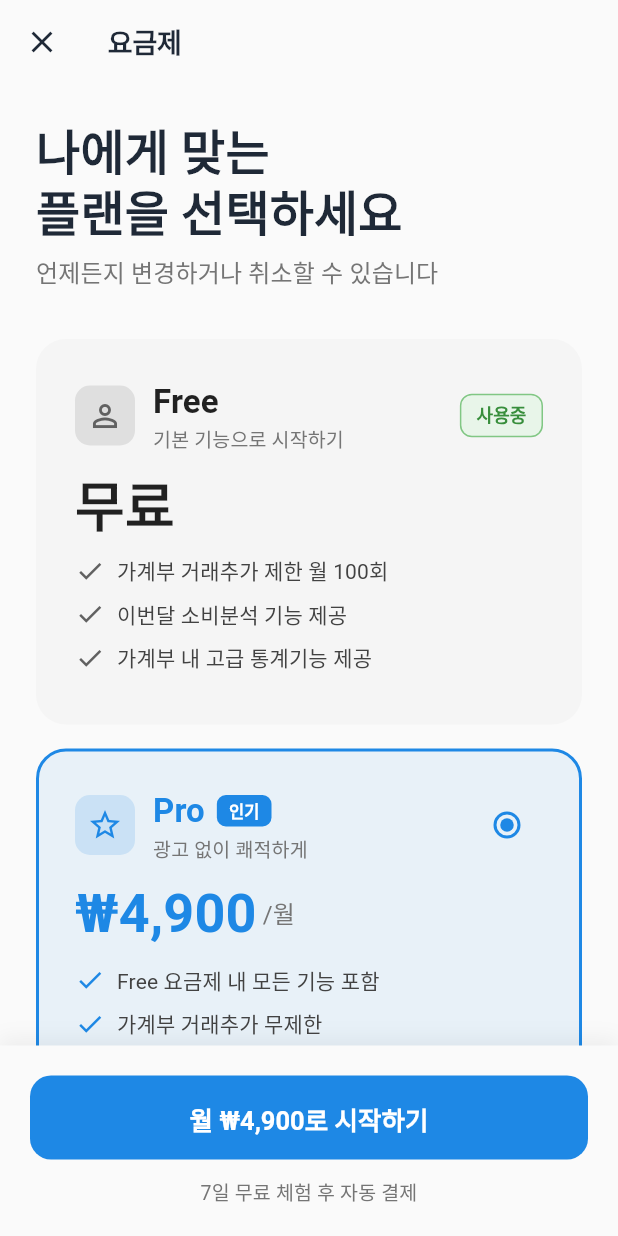
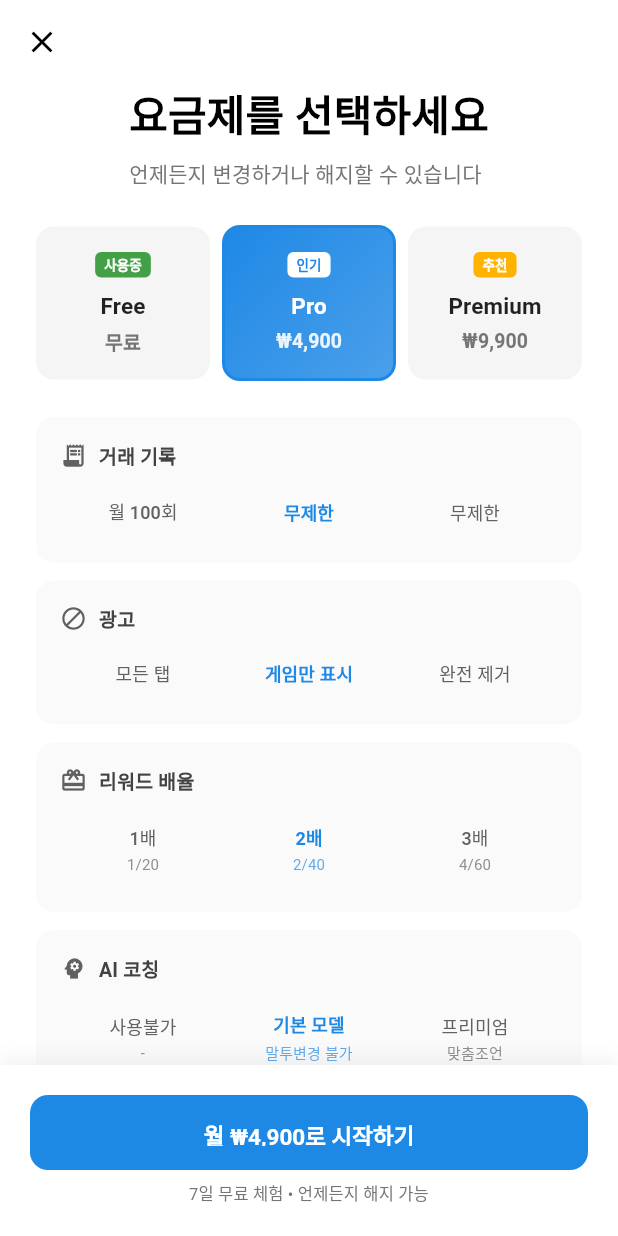
Before and after one commit to dlworua/money_app, a Flutter app: the SubscriptionPage screen opened directly, on a phone screen of 412 x 824 dp. Run offline on Flutter 3.47's test engine with Material 3 defaults, Android fonts, the phone set to English and light mode, and no system bars; our stand-ins replace auto_size_text, flutter_riverpod, flutter_svg, google_mobile_ads, google_sign_in, in_app_purchase and 3 more; accounts and stored records are empty; network calls fail; Roboto replaces fonts that are missing (SF Pro Display).

Commit message:
style: 요금제 페이지를 넷플릭스 스타일로 재디자인
- 상단 3개 탭으로 간결하게 요금제 선택
- 세로 스크롤 형식으로 기능 비교표 배치
- 각 기능별로 3개 플랜 비교를 한 행에 표시
- 아이콘과 텍스트 크기 최적화 (투박함 제거)
- 선택된 플랜에 그라데이션 효과 적용
- 하단에 선택된 플랜 요약 표시
- 더 작고 깔끔한 폰트 사이즈 적용

```diff
--- a/lib/presentation/views/subscription_page.dart
+++ b/lib/presentation/views/subscription_page.dart
@@ -3,9 +3,8 @@ import 'package:flutter_riverpod/flutter_riverpod.dart';
 
 import '../../data/models/subscription_tier.dart';
 import '../viewmodels/providers.dart';
-import '../../core/theme/app_theme.dart';
 
-/// 요금제 선택 페이지 (Claude 앱 스타일)
+/// 요금제 선택 페이지 (넷플릭스 스타일)
 class SubscriptionPage extends ConsumerStatefulWidget {
   const SubscriptionPage({super.key});
 
@@ -24,96 +23,96 @@ class _SubscriptionPageState extends ConsumerState<SubscriptionPage> {
         : SubscriptionTier.free;
 
     return Scaffold(
-      backgroundColor: Theme.of(context).scaffoldBackgroundColor,
-      body: CustomScrollView(
-        slivers: [
-          // 앱바
-          SliverAppBar(
-            expandedHeight: 0,
-            pinned: true,
-            backgroundColor: Theme.of(context).scaffoldBackgroundColor,
+      backgroundColor: Colors.white,
+      appBar: AppBar(
+        backgroundColor: Colors.white,
         elevation: 0,
         leading: IconButton(
-              icon: const Icon(Icons.close),
+          icon: const Icon(Icons.close, color: Colors.black),
           onPressed: () => Navigator.pop(context),
         ),
-            title: const Text(
-              '요금제',
-              style: TextStyle(
-                fontSize: 18,
-                fontWeight: FontWeight.w600,
       ),
-            ),
-          ),
-
-          // 컨텐츠
-          SliverToBoxAdapter(
-            child: Padding(
-              padding: const EdgeInsets.all(24.0),
+      body: Column(
+        children: [
+          // 헤더
+          Padding(
+            padding: const EdgeInsets.fromLTRB(24, 0, 24, 24),
             child: Column(
               crossAxisAlignment: CrossAxisAlignment.start,
               children: [
-                  // 헤더 텍스트
                 const Text(
-                    '나에게 맞는\n플랜을 선택하세요',
+                  '요금제를 선택하세요',
                   style: TextStyle(
-                      fontSize: 32,
+                    fontSize: 28,
                     fontWeight: FontWeight.bold,
-                      height: 1.2,
+                    color: Colors.black,
                   ),
                 ),
                 const SizedBox(height: 8),
                 Text(
-                    '언제든지 변경하거나 취소할 수 있습니다',
+                  '언제든지 변경하거나 해지할 수 있습니다',
                   style: TextStyle(
-                      fontSize: 16,
+                    fontSize: 14,
                     color: Colors.grey[600],
                   ),
                 ),
-                  const SizedBox(height: 32),
+              ],
+            ),
+          ),
 
-                  // 요금제 카드들
-                  _buildPlanCard(
+          // 요금제 탭
+          Padding(
+            padding: const EdgeInsets.symmetric(horizontal: 24),
+            child: Row(
+              children: [
+                Expanded(
+                  child: _buildPlanTab(
                     tier: SubscriptionTier.free,
                     index: 0,
                     isCurrentPlan: currentTier == SubscriptionTier.free,
                   ),
-                  const SizedBox(height: 16),
-
-                  _buildPlanCard(
+                ),
+                const SizedBox(width: 8),
+                Expanded(
+                  child: _buildPlanTab(
                     tier: SubscriptionTier.pro,
                     index: 1,
                     isCurrentPlan: currentTier == SubscriptionTier.pro,
                     badge: '인기',
                   ),
-                  const SizedBox(height: 16),
-
-                  _buildPlanCard(
+                ),
+                const SizedBox(width: 8),
+                Expanded(
+                  child: _buildPlanTab(
                     tier: SubscriptionTier.premium,
                     index: 2,
                     isCurrentPlan: currentTier == SubscriptionTier.premium,
                     badge: '추천',
                   ),
-                  const SizedBox(height: 32),
-
-                  // 기능 비교표
-                  _buildComparisonTable(),
-
-                  const SizedBox(height: 100), // 하단 버튼 공간
+                ),
               ],
             ),
           ),
+
+          const SizedBox(height: 24),
+
+          // 기능 비교표
+          Expanded(
+            child: SingleChildScrollView(
+              padding: const EdgeInsets.symmetric(horizontal: 24),
+              child: _buildComparisonTable(),
             ),
+          ),
+
+          // 하단 버튼
+          _buildBottomBar(context, currentTier),
         ],
       ),
-
-      // 하단 고정 버튼
-      bottomNavigationBar: _buildBottomBar(context, currentTier),
     );
   }
 
-  /// 요금제 카드
-  Widget _buildPlanCard({
+  /// 요금제 탭
+  Widget _buildPlanTab({
     required SubscriptionTier tier,
     required int index,
     required bool isCurrentPlan,
@@ -124,165 +123,199 @@ class _SubscriptionPageState extends ConsumerState<SubscriptionPage> {
 
     return GestureDetector(
       onTap: () => setState(() => _selectedPlanIndex = index),
-      child: AnimatedContainer(
-        duration: const Duration(milliseconds: 200),
-        padding: const EdgeInsets.all(24),
+      child: Container(
+        padding: const EdgeInsets.symmetric(vertical: 16, horizontal: 12),
         decoration: BoxDecoration(
-          color: isSelected
-              ? baseColor.withValues(alpha: 0.08)
-              : Colors.grey[100],
-          borderRadius: BorderRadius.circular(20),
+          gradient: isSelected
+              ? LinearGradient(
+                  colors: [baseColor, baseColor.withOpacity(0.8)],
+                  begin: Alignment.topLeft,
+                  end: Alignment.bottomRight,
+                )
+              : null,
+          color: isSelected ? null : Colors.grey[100],
+          borderRadius: BorderRadius.circular(12),
+          border: isSelected
+              ? Border.all(color: baseColor, width: 2)
+              : Border.all(color: Colors.transparent),
+        ),
+        child: Column(
+          children: [
+            if (badge != null && !isCurrentPlan)
+              Container(
+                padding: const EdgeInsets.symmetric(horizontal: 6, vertical: 2),
+                decoration: BoxDecoration(
+                  color: isSelected ? Colors.white : baseColor,
+                  borderRadius: BorderRadius.circular(4),
+                ),
+                child: Text(
+                  badge,
+                  style: TextStyle(
+                    fontSize: 9,
+                    fontWeight: FontWeight.bold,
+                    color: isSelected ? baseColor : Colors.white,
+                  ),
+                ),
+              )
+            else if (isCurrentPlan)
+              Container(
+                padding: const EdgeInsets.symmetric(horizontal: 6, vertical: 2),
+                decoration: BoxDecoration(
+                  color: isSelected ? Colors.white : Colors.green[600],
+                  borderRadius: BorderRadius.circular(4),
+                ),
+                child: Text(
+                  '사용중',
+                  style: TextStyle(
+                    fontSize: 9,
+                    fontWeight: FontWeight.bold,
+                    color: isSelected ? Colors.green[600] : Colors.white,
+                  ),
+                ),
+              )
+            else
+              const SizedBox(height: 16),
+            const SizedBox(height: 8),
+            Text(
+              tier.displayName,
+              style: TextStyle(
+                fontSize: 15,
+                fontWeight: FontWeight.bold,
+                color: isSelected ? Colors.white : Colors.black87,
+              ),
+            ),
+            const SizedBox(height: 4),
+            Text(
+              tier.price == 0 ? '무료' : '₩${_formatPrice(tier.price)}',
+              style: TextStyle(
+                fontSize: 13,
+                fontWeight: FontWeight.w600,
+                color: isSelected ? Colors.white.withValues(alpha: 0.9) : Colors.grey[600],
+              ),
+            ),
+          ],
+        ),
+      ),
+    );
+  }
+
+  /// 기능 비교표 (넷플릭스 스타일)
+  Widget _buildComparisonTable() {
+    final selectedTier = SubscriptionTier.values[_selectedPlanIndex];
+
+    return Column(
+      children: [
+        // 거래 기록
+        _buildFeatureRow(
+          icon: Icons.receipt_long,
+          title: '거래 기록',
+          values: ['월 100회', '무제한', '무제한'],
+        ),
+
+        // 광고
+        _buildFeatureRow(
+          icon: Icons.block,
+          title: '광고',
+          values: ['모든 탭', '게임만 표시', '완전 제거'],
+        ),
+
+        // 리워드
+        _buildFeatureRow(
+          icon: Icons.card_giftcard,
+          title: '리워드 배율',
+          values: ['1배', '2배', '3배'],
+          details: ['1/20', '2/40', '4/60'],
+        ),
+
+        // AI 코칭
+        _buildFeatureRow(
+          icon: Icons.psychology,
+          title: 'AI 코칭',
+          values: ['사용불가', '기본 모델', '프리미엄'],
+          details: ['-', '말투변경 불가', '맞춤조언'],
+        ),
+
+        // 예산/목표
+        _buildFeatureRow(
+          icon: Icons.savings,
+          title: '예산 및 절약목표',
+          values: ['각 10회', '각 50회', '무제한'],
+        ),
+
+        // 게임 티켓
+        _buildFeatureRow(
+          icon: Icons.confirmation_number,
+          title: '게임 티켓 대기',
+          values: ['30분', '30분', '5분'],
+        ),
+
+        // 소비 분석
+        _buildFeatureRow(
+          icon: Icons.analytics,
+          title: '이번달 소비분석',
+          values: ['가능', '가능', '가능'],
+        ),
+
+        // 고급 통계
+        _buildFeatureRow(
+          icon: Icons.bar_chart,
+          title: '고급 통계',
+          values: ['가능', '가능', '가능'],
+        ),
+
+        const SizedBox(height: 20),
+
+        // 선택된 플랜 요약
+        Container(
+          padding: const EdgeInsets.all(20),
+          decoration: BoxDecoration(
+            color: _getPrimaryColor(selectedTier).withOpacity(0.1),
+            borderRadius: BorderRadius.circular(16),
             border: Border.all(
-            color: isSelected ? baseColor : Colors.transparent,
-            width: 2,
+              color: _getPrimaryColor(selectedTier).withOpacity(0.3),
             ),
           ),
           child: Column(
             crossAxisAlignment: CrossAxisAlignment.start,
             children: [
-            // 헤더
               Row(
                 children: [
-                Container(
-                  padding: const EdgeInsets.all(8),
-                  decoration: BoxDecoration(
-                    color: baseColor.withValues(alpha: 0.15),
-                    borderRadius: BorderRadius.circular(10),
-                  ),
-                  child: Icon(
-                    _getTierIcon(tier),
-                    color: baseColor,
+                  Icon(
+                    _getTierIcon(selectedTier),
+                    color: _getPrimaryColor(selectedTier),
                     size: 24,
                   ),
-                ),
-                const SizedBox(width: 12),
-                Expanded(
-                  child: Column(
-                    crossAxisAlignment: CrossAxisAlignment.start,
-                    children: [
-                      Row(
-                        children: [
+                  const SizedBox(width: 8),
                   Text(
-                            tier.displayName,
+                    '${selectedTier.displayName} 플랜',
                     style: TextStyle(
-                              fontSize: 22,
+                      fontSize: 16,
                       fontWeight: FontWeight.bold,
-                              color: isSelected ? baseColor : Colors.black87,
-                            ),
-                          ),
-                          const SizedBox(width: 8),
-                          if (badge != null && !isCurrentPlan)
-                            Container(
-                              padding: const EdgeInsets.symmetric(
-                                horizontal: 8,
-                                vertical: 3,
-                              ),
-                              decoration: BoxDecoration(
-                                color: baseColor,
-                                borderRadius: BorderRadius.circular(6),
-                              ),
-                              child: Text(
-                                badge,
-                                style: const TextStyle(
-                                  fontSize: 11,
-                                  fontWeight: FontWeight.w600,
-                                  color: Colors.white,
-                                ),
+                      color: _getPrimaryColor(selectedTier),
                     ),
                   ),
                 ],
               ),
-                      Text(
-                        tier.description,
-                        style: TextStyle(
-                          fontSize: 13,
-                          color: Colors.grey[600],
-                        ),
-                      ),
-                    ],
-                  ),
-                ),
-                if (isCurrentPlan)
-                  Container(
-                    padding: const EdgeInsets.symmetric(
-                      horizontal: 10,
-                      vertical: 5,
-                    ),
-                    decoration: BoxDecoration(
-                      color: Colors.green[50],
-                      border: Border.all(color: Colors.green[300]!),
-                      borderRadius: BorderRadius.circular(8),
-                    ),
-                    child: Text(
-                      '사용중',
-                      style: TextStyle(
-                        fontSize: 12,
-                        fontWeight: FontWeight.w600,
-                        color: Colors.green[700],
-                      ),
-                    ),
-                  )
-                else
-                  Radio<int>(
-                    value: index,
-                    groupValue: _selectedPlanIndex,
-                    onChanged: (value) {
-                      if (value != null) {
-                        setState(() => _selectedPlanIndex = value);
-                      }
-                    },
-                    activeColor: baseColor,
-                  ),
-              ],
-            ),
-            const SizedBox(height: 16),
-
-            // 가격
-            Row(
-              crossAxisAlignment: CrossAxisAlignment.end,
-              children: [
-                Text(
-                  tier.price == 0 ? '무료' : '₩${_formatPrice(tier.price)}',
-                  style: TextStyle(
-                    fontSize: 36,
-                    fontWeight: FontWeight.bold,
-                    color: isSelected ? baseColor : Colors.black87,
-                    height: 1.0,
-                  ),
-                ),
-                if (tier.price > 0)
-                  Padding(
-                    padding: const EdgeInsets.only(bottom: 6, left: 4),
-                    child: Text(
-                      '/월',
-                      style: TextStyle(
-                        fontSize: 16,
-                        color: Colors.grey[600],
-                      ),
-                    ),
-                  ),
-              ],
-            ),
-            const SizedBox(height: 16),
-
-            // 주요 특징 (최대 3개)
-            ...tier.features.take(3).map(
+              const SizedBox(height: 12),
+              ...selectedTier.features.map(
                 (feature) => Padding(
-                    padding: const EdgeInsets.only(bottom: 8),
+                  padding: const EdgeInsets.only(bottom: 6),
                   child: Row(
+                    crossAxisAlignment: CrossAxisAlignment.start,
                     children: [
                       Icon(
                         Icons.check,
-                          color: baseColor,
-                          size: 20,
+                        size: 16,
+                        color: _getPrimaryColor(selectedTier),
                       ),
                       const SizedBox(width: 8),
                       Expanded(
                         child: Text(
                           feature,
                           style: TextStyle(
-                              fontSize: 14,
+                            fontSize: 12,
                             color: Colors.grey[800],
+                            height: 1.4,
                           ),
                         ),
                       ),
@@ -293,123 +326,94 @@ class _SubscriptionPageState extends ConsumerState<SubscriptionPage> {
             ],
           ),
         ),
+      ],
     );
   }
 
-  /// 기능 비교표
-  Widget _buildComparisonTable() {
+  /// 기능 행
+  Widget _buildFeatureRow({
+    required IconData icon,
+    required String title,
+    required List<String> values,
+    List<String>? details,
+  }) {
     return Container(
-      padding: const EdgeInsets.all(20),
+      margin: const EdgeInsets.only(bottom: 12),
+      padding: const EdgeInsets.all(16),
       decoration: BoxDecoration(
         color: Colors.grey[50],
-        borderRadius: BorderRadius.circular(16),
-        border: Border.all(color: Colors.grey[200]!),
+        borderRadius: BorderRadius.circular(12),
       ),
       child: Column(
         crossAxisAlignment: CrossAxisAlignment.start,
         children: [
-          const Text(
-            '기능 비교',
+          Row(
+            children: [
+              Icon(icon, size: 18, color: Colors.grey[700]),
+              const SizedBox(width: 8),
+              Text(
+                title,
                 style: TextStyle(
-              fontSize: 20,
-              fontWeight: FontWeight.bold,
+                  fontSize: 13,
+                  fontWeight: FontWeight.w600,
+                  color: Colors.grey[800],
                 ),
               ),
-          const SizedBox(height: 16),
-
-          // 기능별 비교
-          _buildComparisonRow(
-            '거래 기록',
-            ['월 100회', '무제한', '무제한'],
+            ],
           ),
-          _buildComparisonRow(
-            '광고',
-            ['모든 탭', '게임만', '완전 제거'],
+          const SizedBox(height: 12),
+          Row(
+            children: List.generate(
+              3,
+              (index) => Expanded(
+                child: _buildFeatureValue(
+                  values[index],
+                  details?[index],
+                  SubscriptionTier.values[index],
+                  _selectedPlanIndex == index,
                 ),
-          _buildComparisonRow(
-            '리워드 배율',
-            ['1배 (1/20)', '2배 (2/40)', '3배 (4/60)'],
               ),
-          _buildComparisonRow(
-            'AI 코칭',
-            ['사용불가', '기본 모델', '프리미엄'],
             ),
-          _buildComparisonRow(
-            '예산/목표',
-            ['각 10회', '각 50회', '무제한'],
-          ),
-          _buildComparisonRow(
-            '게임 티켓',
-            ['30분', '30분', '5분'],
           ),
         ],
       ),
     );
   }
 
-  /// 비교 행
-  Widget _buildComparisonRow(String feature, List<String> values) {
-    return Padding(
-      padding: const EdgeInsets.only(bottom: 12),
+  /// 기능 값
+  Widget _buildFeatureValue(
+    String value,
+    String? detail,
+    SubscriptionTier tier,
+    bool isSelected,
+  ) {
+    final color = isSelected ? _getPrimaryColor(tier) : Colors.grey[700]!;
+
+    return Container(
+      padding: const EdgeInsets.symmetric(vertical: 8, horizontal: 4),
       child: Column(
-        crossAxisAlignment: CrossAxisAlignment.start,
         children: [
           Text(
-            feature,
-            style: const TextStyle(
-              fontSize: 14,
-              fontWeight: FontWeight.w600,
-              color: Colors.black87,
+            value,
+            style: TextStyle(
+              fontSize: 12,
+              fontWeight: isSelected ? FontWeight.bold : FontWeight.w500,
+              color: color,
             ),
+            textAlign: TextAlign.center,
           ),
-          const SizedBox(height: 8),
-          Row(
-            children: [
-              Expanded(
-                child: _buildComparisonCell(
-                  values[0],
-                  SubscriptionTier.free,
+          if (detail != null) ...[
+            const SizedBox(height: 2),
+            Text(
+              detail,
+              style: TextStyle(
+                fontSize: 10,
+                color: color.withOpacity(0.7),
               ),
-              ),
-              const SizedBox(width: 8),
-              Expanded(
-                child: _buildComparisonCell(
-                  values[1],
-                  SubscriptionTier.pro,
-                ),
-              ),
-              const SizedBox(width: 8),
-              Expanded(
-                child: _buildComparisonCell(
-                  values[2],
-                  SubscriptionTier.premium,
-                ),
+              textAlign: TextAlign.center,
             ),
           ],
-          ),
-          const SizedBox(height: 8),
-          Divider(color: Colors.grey[300]),
         ],
-      ),
-    );
-  }
-
-  /// 비교 셀
-  Widget _buildComparisonCell(String text, SubscriptionTier tier) {
-    return Container(
-      padding: const EdgeInsets.symmetric(vertical: 8, horizontal: 12),
-      decoration: BoxDecoration(
-        color: Colors.white,
-        borderRadius: BorderRadius.circular(8),
-        border: Border.all(color: Colors.grey[300]!),
-      ),
-      child: Text(
-        text,
-        style: TextStyle(
-          fontSize: 12,
-          color: Colors.grey[700],
-        ),
-        textAlign: TextAlign.center,
       ),
     );
   }
@@ -422,10 +426,10 @@ class _SubscriptionPageState extends ConsumerState<SubscriptionPage> {
     return Container(
       padding: const EdgeInsets.all(20),
       decoration: BoxDecoration(
-        color: Theme.of(context).scaffoldBackgroundColor,
+        color: Colors.white,
         boxShadow: [
           BoxShadow(
-            color: Colors.black.withValues(alpha: 0.05),
+            color: Colors.black.withOpacity(0.05),
             blurRadius: 10,
             offset: const Offset(0, -5),
           ),
@@ -438,14 +442,14 @@ class _SubscriptionPageState extends ConsumerState<SubscriptionPage> {
             if (!isCurrentPlan) ...[
               SizedBox(
                 width: double.infinity,
-                height: 56,
+                height: 50,
                 child: ElevatedButton(
                   onPressed: () => _handleSubscribe(context),
                   style: ElevatedButton.styleFrom(
                     backgroundColor: _getPrimaryColor(selectedTier),
                     foregroundColor: Colors.white,
                     shape: RoundedRectangleBorder(
-                      borderRadius: BorderRadius.circular(14),
+                      borderRadius: BorderRadius.circular(12),
                     ),
                     elevation: 0,
                   ),
@@ -454,18 +458,18 @@ class _SubscriptionPageState extends ConsumerState<SubscriptionPage> {
                         ? 'Free 플랜으로 변경'
                         : '월 ₩${_formatPrice(selectedTier.price)}로 시작하기',
                     style: const TextStyle(
-                      fontSize: 17,
+                      fontSize: 15,
                       fontWeight: FontWeight.w600,
                     ),
                   ),
                 ),
               ),
               if (selectedTier.price > 0) ...[
-                const SizedBox(height: 12),
+                const SizedBox(height: 8),
                 Text(
-                  '7일 무료 체험 후 자동 결제',
+                  '7일 무료 체험 • 언제든지 해지 가능',
                   style: TextStyle(
-                    fontSize: 13,
+                    fontSize: 11,
                     color: Colors.grey[600],
                   ),
                   textAlign: TextAlign.center,
@@ -474,21 +478,21 @@ class _SubscriptionPageState extends ConsumerState<SubscriptionPage> {
             ] else ...[
               Container(
                 width: double.infinity,
-                padding: const EdgeInsets.all(16),
+                padding: const EdgeInsets.all(14),
                 decoration: BoxDecoration(
                   color: Colors.green[50],
-                  borderRadius: BorderRadius.circular(14),
+                  borderRadius: BorderRadius.circular(12),
                   border: Border.all(color: Colors.green[200]!),
                 ),
                 child: Row(
                   mainAxisAlignment: MainAxisAlignment.center,
                   children: [
-                    Icon(Icons.check_circle, color: Colors.green[600]),
-                    const SizedBox(width: 12),
+                    Icon(Icons.check_circle, color: Colors.green[600], size: 20),
+                    const SizedBox(width: 8),
                     Text(
                       '현재 사용 중인 플랜입니다',
                       style: TextStyle(
-                        fontSize: 15,
+                        fontSize: 13,
                         color: Colors.green[900],
                         fontWeight: FontWeight.w600,
                       ),
```
Lines whose indentation alone changed are shown as unchanged.
